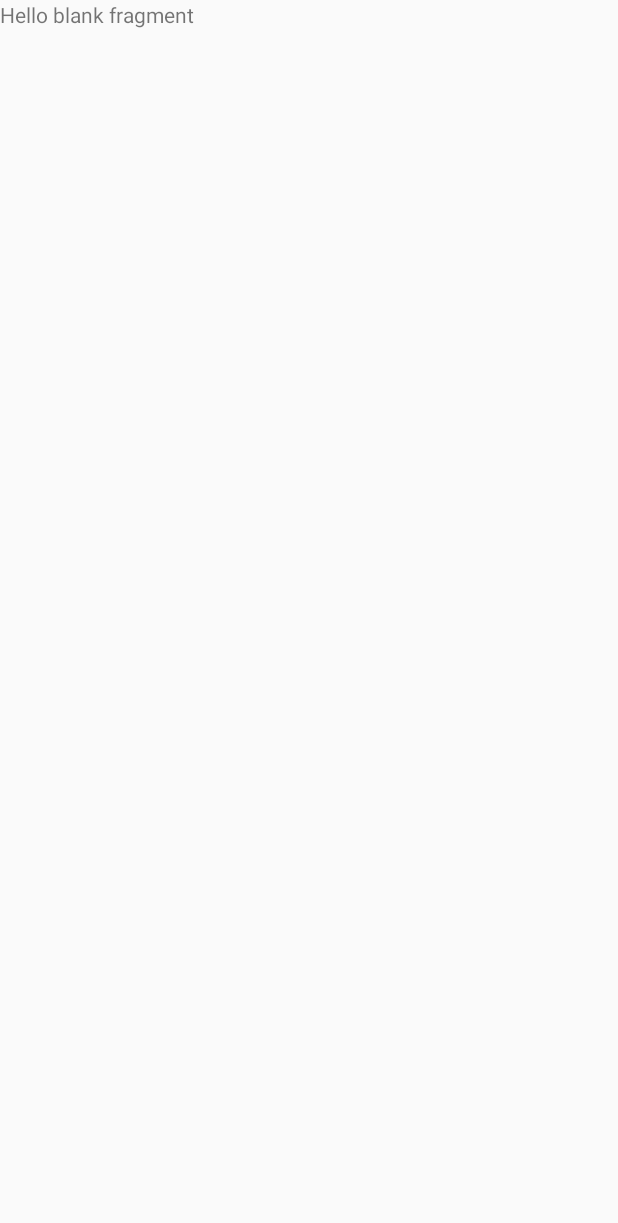
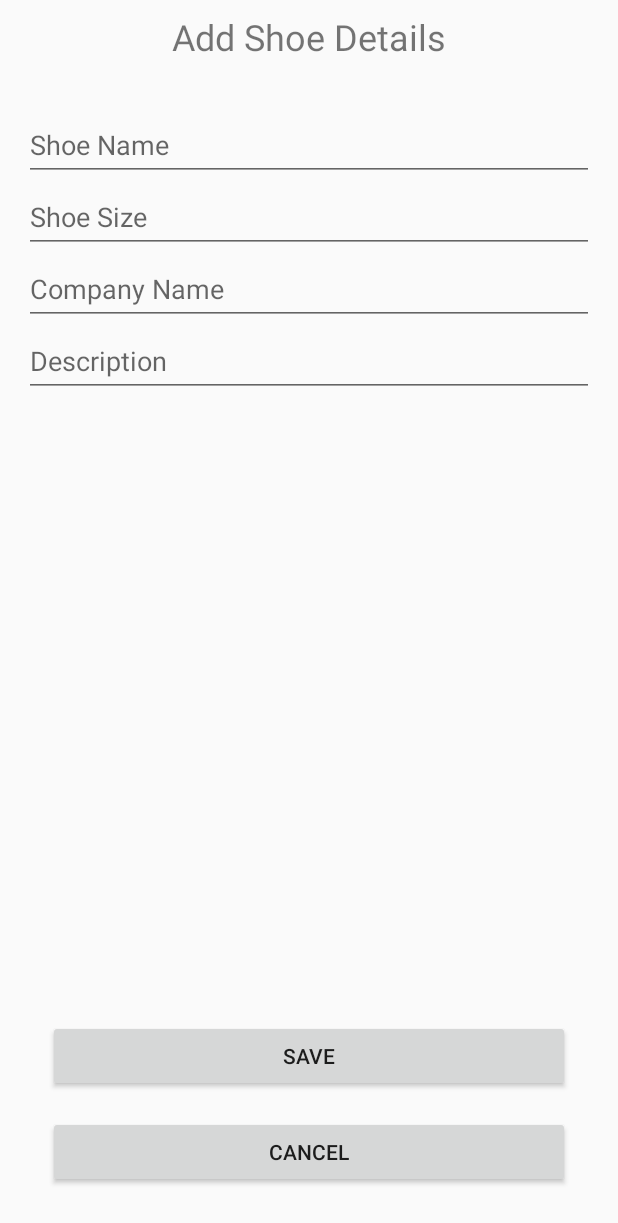
Before and after one commit to ajaysinghthakur/ShoeStore, an Android app: the ShoeDetailFragment screen opened through its navigation route, on a phone screen of 412 x 824 dp. Before the commit the part shown is almost empty. Shown: the top 1223 px of the screen. Run offline under Robolectric (Android 15) with nearby library versions, the phone set to English and light mode, and no system bars; our stand-ins replace Timber, data binding, navigation-ui.

Commit message:
checkpoint: Shoe detail

```diff
--- a/app/build.gradle
+++ b/app/build.gradle
@@ -11,7 +11,7 @@ android {
     buildToolsVersion '32.0.0'
     defaultConfig {
         applicationId "com.udacity.shoestore"
-        minSdkVersion 22
+        minSdkVersion 30
         targetSdkVersion 32
         versionCode 1
         versionName "1.0"
--- a/app/src/main/java/com/udacity/shoestore/ui/detail/ShoeDetailFragment.kt
+++ b/app/src/main/java/com/udacity/shoestore/ui/detail/ShoeDetailFragment.kt
@@ -5,7 +5,11 @@ import androidx.fragment.app.Fragment
 import android.view.LayoutInflater
 import android.view.View
 import android.view.ViewGroup
+import androidx.databinding.DataBindingUtil
+import androidx.fragment.app.activityViewModels
 import com.udacity.shoestore.R
+import com.udacity.shoestore.databinding.FragmentShoeDetailBinding
+import com.udacity.shoestore.models.ShoeListViewModel
 
 
 /**
@@ -15,6 +19,7 @@ import com.udacity.shoestore.R
  */
 class ShoeDetailFragment : Fragment() {
 
+    private val viewModel : ShoeListViewModel by activityViewModels()
 
     override fun onCreate(savedInstanceState: Bundle?) {
         super.onCreate(savedInstanceState)
@@ -25,6 +30,17 @@ class ShoeDetailFragment : Fragment() {
         savedInstanceState: Bundle?
     ): View? {
         // Inflate the layout for this fragment
-        return inflater.inflate(R.layout.fragment_shoe_detail, container, false)
+        val binding: FragmentShoeDetailBinding =  DataBindingUtil.inflate(inflater, R.layout.fragment_shoe_detail, container, false)
+
+
+        binding.canceButton.setOnClickListener {
+
+        }
+
+        binding.saveButton.setOnClickListener {
+
+        }
+
+        return binding.root
     }
 }
--- a/app/src/main/java/com/udacity/shoestore/ui/home/ShoeListFragment.kt
+++ b/app/src/main/java/com/udacity/shoestore/ui/home/ShoeListFragment.kt
@@ -42,7 +42,7 @@ class ShoeListFragment : Fragment() {
             }
         })
 
-        binding.fab.setOnClickListener {
+        binding.addFab.setOnClickListener {
             Timber.i("in addShoeButton listener")
             Timber.i(viewModel.shoeList.value?.joinToString(separator = "\n"))
             val action = ShoeListFragmentDirections.actionShoeListFragmentToShoeDetailFragment()
--- a/app/src/main/java/com/udacity/shoestore/ui/login/LoginFragment.kt
+++ b/app/src/main/java/com/udacity/shoestore/ui/login/LoginFragment.kt
@@ -1,8 +1,6 @@
 package com.udacity.shoestore.ui.login
 
-import android.database.DatabaseUtils
 import android.os.Bundle
-import android.renderscript.ScriptGroup
 import androidx.fragment.app.Fragment
 import android.view.LayoutInflater
 import android.view.View
@@ -14,7 +12,6 @@ import com.udacity.shoestore.databinding.FragmentLoginBinding
 
 
 class LoginFragment : Fragment() {
-
 
     override fun onCreate(savedInstanceState: Bundle?) {
         super.onCreate(savedInstanceState)
@@ -28,7 +25,7 @@ class LoginFragment : Fragment() {
         val binding: FragmentLoginBinding = DataBindingUtil.inflate(inflater, R.layout.fragment_login, container,false)
 
         binding.login.setOnClickListener {
-            this.navigationToWelcome()
+            this.navigationToShoeList()
         }
 
         binding.signup.setOnClickListener {
@@ -43,4 +40,8 @@ class LoginFragment : Fragment() {
         NavHostFragment.findNavController(this).navigate(action)
     }
 
+    private fun navigationToShoeList() {
+        val action = LoginFragmentDirections.actionLoginFragmentToHomeNavigation()
+        NavHostFragment.findNavController(this).navigate(action)
+    }
 }
--- a/app/src/main/res/layout/fragment_shoe_detail.xml
+++ b/app/src/main/res/layout/fragment_shoe_detail.xml
@@ -1,14 +1,98 @@
 <?xml version="1.0" encoding="utf-8"?>
-<FrameLayout xmlns:android="http://schemas.android.com/apk/res/android"
+<layout xmlns:android="http://schemas.android.com/apk/res/android"
+    xmlns:app="http://schemas.android.com/apk/res-auto"
     xmlns:tools="http://schemas.android.com/tools"
-    android:layout_width="match_parent"
-    android:layout_height="match_parent"
     tools:context=".ui.detail.ShoeDetailFragment">
 
-    <!-- TODO: Update blank fragment layout -->
-    <TextView
+
+    <androidx.constraintlayout.widget.ConstraintLayout
         android:layout_width="match_parent"
-        android:layout_height="match_parent"
-        android:text="@string/hello_blank_fragment" />
+        android:layout_height="match_parent">
 
-</FrameLayout>
+        <TextView
+            android:id="@+id/title_label"
+            android:layout_width="0dp"
+            android:layout_height="wrap_content"
+            android:layout_marginStart="8dp"
+            android:layout_marginTop="8dp"
+            android:layout_marginEnd="8dp"
+            android:text="Add Shoe Details"
+            android:textSize="24dp"
+            android:textFontWeight="700"
+            android:textAlignment="center"
+            app:layout_constraintEnd_toEndOf="parent"
+            app:layout_constraintStart_toStartOf="parent"
+            app:layout_constraintTop_toTopOf="parent" />
+
+        <LinearLayout
+            android:id="@+id/linearLayout"
+            android:layout_width="0dp"
+            android:layout_height="0dp"
+            android:layout_marginStart="16dp"
+            android:layout_marginTop="32dp"
+            android:layout_marginEnd="16dp"
+            android:layout_marginBottom="32dp"
+            android:orientation="vertical"
+            app:layout_constraintBottom_toTopOf="@+id/save_button"
+            app:layout_constraintEnd_toEndOf="parent"
+            app:layout_constraintStart_toStartOf="parent"
+            app:layout_constraintTop_toBottomOf="@+id/title_label">
+
+            <EditText
+                android:id="@+id/show_name_text"
+                android:layout_width="match_parent"
+                android:layout_height="wrap_content"
+                android:hint="@string/shoe_name_hint"
+                android:minHeight="48dp"
+                />
+
+            <EditText
+                android:id="@+id/size_text"
+                android:layout_width="match_parent"
+                android:layout_height="wrap_content"
+                android:hint="@string/shoe_size_hint"
+                android:minHeight="48dp" />
+
+            <EditText
+                android:id="@+id/company_text"
+                android:layout_width="match_parent"
+                android:layout_height="wrap_content"
+                android:hint="@string/company_name_hint"
+                android:minHeight="48dp"
+                />
+
+            <EditText
+                android:id="@+id/description_text"
+                android:layout_width="match_parent"
+                android:layout_height="wrap_content"
+                android:hint="@string/description_hint"
+                android:minHeight="48dp"
+                />
+        </LinearLayout>
+
+        <Button
+            android:id="@+id/cance_button"
+            android:layout_width="0dp"
+            android:layout_height="wrap_content"
+            android:layout_marginStart="32dp"
+            android:layout_marginEnd="32dp"
+            android:layout_marginBottom="32dp"
+            android:text="Cancel"
+            app:layout_constraintBottom_toBottomOf="parent"
+            app:layout_constraintEnd_toEndOf="parent"
+            app:layout_constraintStart_toStartOf="parent" />
+
+        <Button
+            android:id="@+id/save_button"
+            android:layout_width="0dp"
+            android:layout_height="wrap_content"
+            android:layout_marginStart="32dp"
+            android:layout_marginEnd="32dp"
+            android:layout_marginBottom="16dp"
+            android:text="Save"
+            app:layout_constraintBottom_toTopOf="@+id/cance_button"
+            app:layout_constraintEnd_toEndOf="parent"
+            app:layout_constraintStart_toStartOf="parent" />
+
+    </androidx.constraintlayout.widget.ConstraintLayout>
+</layout>
--- a/app/src/main/res/layout/fragment_shoe_list.xml
+++ b/app/src/main/res/layout/fragment_shoe_list.xml
@@ -25,13 +25,15 @@
                 android:id="@+id/inner_layout"
                 android:layout_width="match_parent"
                 android:layout_height="wrap_content"
-                android:orientation="vertical">
+                android:orientation="vertical"
+                android:layout_gravity="top"
+                android:showDividers="middle">
 
             </LinearLayout>
         </ScrollView>
 
         <com.google.android.material.floatingactionbutton.FloatingActionButton
-            android:id="@+id/fab"
+            android:id="@+id/add_fab"
             android:layout_width="wrap_content"
             android:layout_height="wrap_content"
             android:layout_gravity="end|bottom"
--- a/app/src/main/res/layout/show_row.xml
+++ b/app/src/main/res/layout/show_row.xml
@@ -12,7 +12,10 @@
     <LinearLayout
         android:layout_width="match_parent"
         android:layout_height="wrap_content"
-        android:orientation="vertical">
+        android:orientation="vertical"
+        android:layout_margin="20dp"
+        android:padding="20dp"
+        android:background="#7CF4F0F0">
 
         <TextView
             android:id="@+id/name_label"
@@ -21,6 +24,7 @@
             android:text="@{@string/shoe_name + shoeData.name}"
             android:textAlignment="viewStart"
             android:textColor="@color/text_color"
+            android:layout_marginBottom="10dp"
             android:visibility="visible" />
 
         <TextView
@@ -30,6 +34,7 @@
             android:text="@{@string/shoe_size + shoeData.size}"
             android:textAlignment="viewStart"
             android:textColor="@color/text_color"
+            android:layout_marginBottom="10dp"
             android:visibility="visible" />
 
 
@@ -40,6 +45,7 @@
             android:text="@{@string/company_name + shoeData.company}"
             android:textAlignment="viewStart"
             android:textColor="@color/text_color"
+            android:layout_marginBottom="10dp"
             android:visibility="visible" />
 
         <TextView
--- a/app/src/main/res/navigation/navigation.xml
+++ b/app/src/main/res/navigation/navigation.xml
@@ -13,6 +13,9 @@
         <action
             android:id="@+id/action_login_to_welcome"
             app:destination="@id/welcomeFragment" />
+        <action
+            android:id="@+id/action_loginFragment_to_home_navigation"
+            app:destination="@id/home_navigation" />
     </fragment>
     <fragment
         android:id="@+id/welcomeFragment"
--- a/build.gradle
+++ b/build.gradle
@@ -9,7 +9,7 @@ buildscript {
 
     }
     dependencies {
-        classpath 'com.android.tools.build:gradle:7.1.2'
+        classpath 'com.android.tools.build:gradle:7.1.3'
         classpath "org.jetbrains.kotlin:kotlin-gradle-plugin:$kotlin_version"
         // NOTE: Do not place your application dependencies here; they belong
         // in the individual module build.gradle files
```
